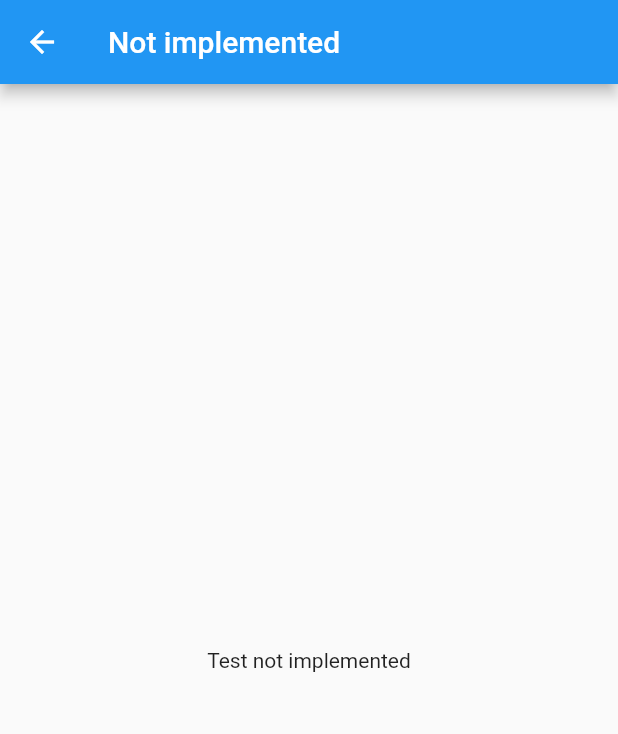
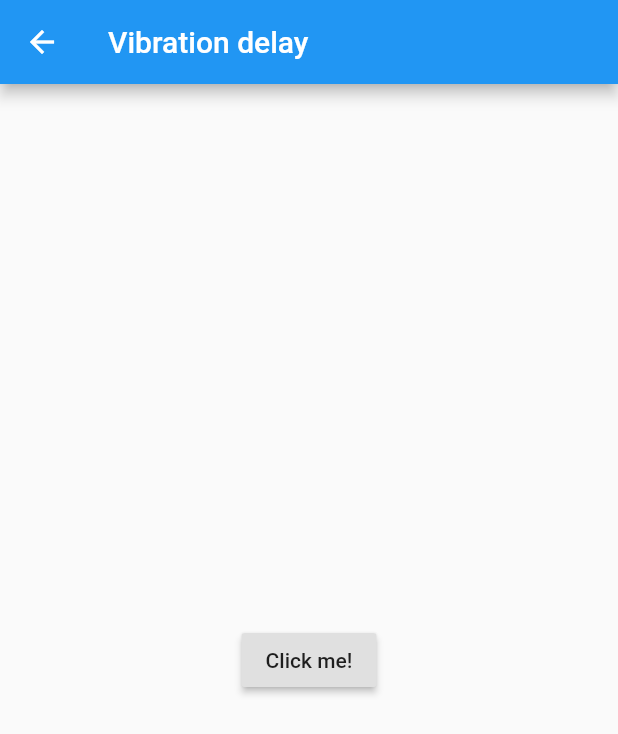
Before and after one commit to jarkkos-crossplatform-comparison-thesis/flutter, a Flutter app: the screen it shows after launch, after a tap on "Vibration delay", on a phone screen of 412 x 824 dp. Shown: the top 734 px of the screen. Run offline on Flutter 3.47's test engine with Material 2 defaults, Android fonts, the phone set to English and light mode, and no system bars; missing offline and left inert: vibrate.

Commit message:
Add vibration delay test

```diff
--- a/lib/LaunchScreen.dart
+++ b/lib/LaunchScreen.dart
@@ -1,6 +1,7 @@
 import 'package:flutter/material.dart';
 import "package:flutter_app/NotImplementedScreen.dart";
 import "package:flutter_app/ButtonDelayScreen.dart";
+import "package:flutter_app/VibrationDelayScreen.dart";
 
 class LaunchScreen extends StatelessWidget {
   @override
@@ -86,7 +87,7 @@ class LaunchScreen extends StatelessWidget {
             width: double.infinity,
             child: RaisedButton(
               onPressed: () {
-                _gotoNotImplementedScreen(context);
+                _gotoVibrationDelayScreen(context);
               },
               child: Text("Vibration delay"),
             )),
@@ -107,6 +108,11 @@ class LaunchScreen extends StatelessWidget {
         context, MaterialPageRoute(builder: (context) => ButtonDelayScreen()));
   }
 
+  void _gotoVibrationDelayScreen(BuildContext context) {
+    Navigator.push(
+        context, MaterialPageRoute(builder: (context) => VibrationDelayScreen()));
+  }
+
   void _gotoNotImplementedScreen(BuildContext context) {
     Navigator.push(context,
         MaterialPageRoute(builder: (context) => NotImplementedScreen()));
--- /dev/null
+++ b/lib/VibrationDelayScreen.dart
@@ -0,0 +1,51 @@
+import 'package:flutter/material.dart';
+import 'package:vibrate/vibrate.dart';
+
+class VibrationDelayScreen extends StatelessWidget {
+  @override
+  Widget build(BuildContext context) {
+    // This method is rerun every time setState is called, for instance as done
+    // by the _incrementCounter method above.
+    //
+    // The Flutter framework has been optimized to make rerunning build methods
+    // fast, so that you can just rebuild anything that needs updating rather
+    // than having to individually change instances of widgets.
+    return new Scaffold(
+      appBar: new AppBar(
+        // Here we take the value from the MyHomePage object that was created by
+        // the App.build method, and use it to set our appbar title.
+        title: new Text("Vibration delay"),
+      ),
+      body: new Center(
+        // Center is a layout widget. It takes a single child and positions it
+        // in the middle of the parent.
+        child: new Column(
+          // Column is also layout widget. It takes a list of children and
+          // arranges them vertically. By default, it sizes itself to fit its
+          // children horizontally, and tries to be as tall as its parent.
+          //
+          // Invoke "debug paint" (press "p" in the console where you ran
+          // "flutter run", or select "Toggle Debug Paint" from the Flutter tool
+          // window in IntelliJ) to see the wireframe for each widget.
+          //
+          // Column has various properties to control how it sizes itself and
+          // how it positions its children. Here we use mainAxisAlignment to
+          // center the children vertically; the main axis here is the vertical
+          // axis because Columns are vertical (the cross axis would be
+          // horizontal).
+          mainAxisAlignment: MainAxisAlignment.center,
+          children: <Widget>[
+            RaisedButton(
+              onPressed: _vibrateDevice,
+              child: Text("Click me!"),
+            ),
+          ],
+        ),
+      ), // This trailing comma makes auto-formatting nicer for build methods.
+    );
+  }
+
+  void _vibrateDevice() {
+    Vibrate.vibrate();
+  }
+}
--- a/pubspec.yaml
+++ b/pubspec.yaml
@@ -8,6 +8,8 @@ dependencies:
   # The following adds the Cupertino Icons font to your application.
   # Use with the CupertinoIcons class for iOS style icons.
   cupertino_icons: ^0.1.2
+
+  vibrate: 0.0.4
 
 dev_dependencies:
   flutter_test:
```
Also changed, not shown: pubspec.lock, 1 other file.
